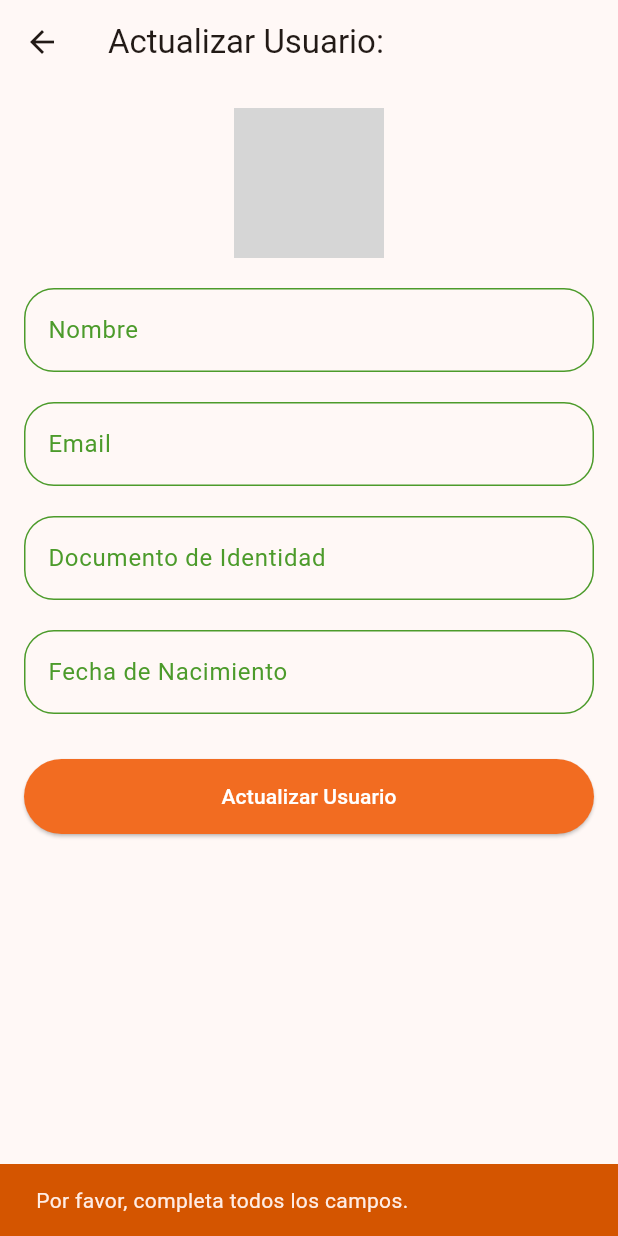
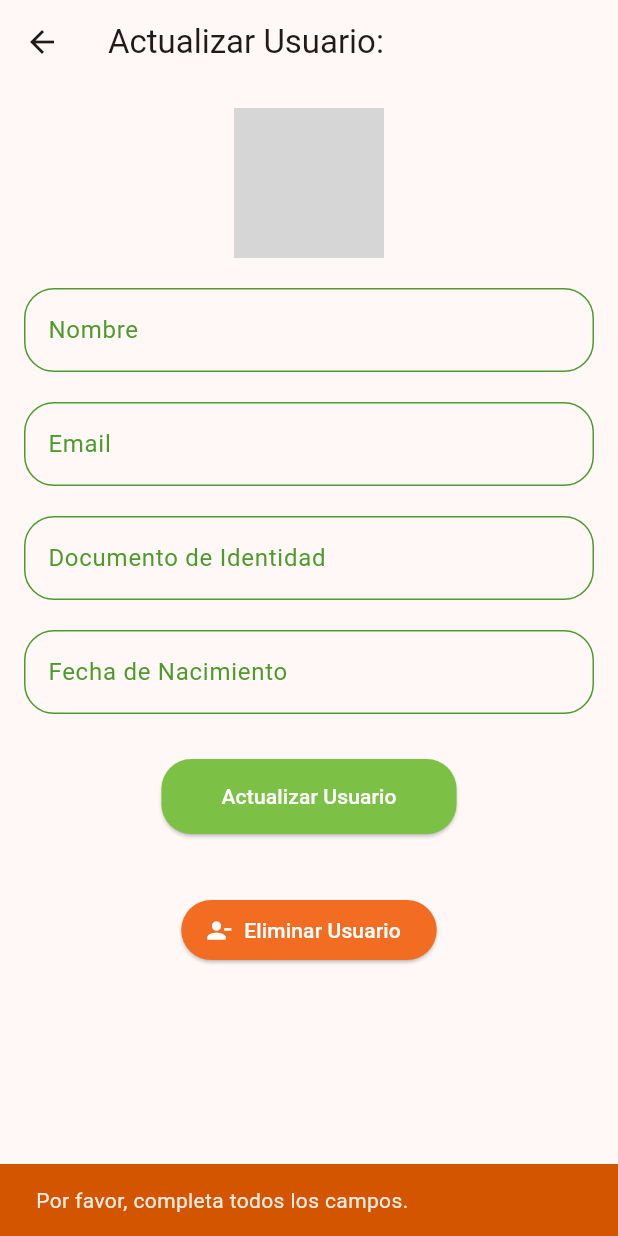
Before and after one commit to CarlosDB17/gym_db, a Flutter app: the ListadoUsuariosActualizarScreen screen opened directly, after a tap on "Actualizar Usuario", on a phone screen of 412 x 824 dp. Run offline on Flutter 3.47's test engine with Material 3 defaults, Android fonts, the phone set to English and light mode, and no system bars; our stand-ins replace firebase_auth, firebase_core, flutter_dotenv, google_sign_in, image_picker, shared_preferences; accounts and stored records are empty; network calls fail; grey boxes are pictures that could not be loaded.

Commit message:
Refactorizar ListadoUsuariosActualizarScreen para mejorar la gestión de estado, agregar botones personalizados y optimizar la eliminación de fotos y usuarios, mejorando la experiencia del usuario.

```diff
--- a/lib/screens/menu/listado_usuarios_actualizar_screen.dart
+++ b/lib/screens/menu/listado_usuarios_actualizar_screen.dart
@@ -5,6 +5,8 @@ import '../../models/usuario.dart';
 import '../../services/usuario_service.dart';
 import '../../theme/app_colors.dart';
 import '../../widgets/campo_texto_personalizado.dart';
+import '../../widgets/boton_verde_personalizado.dart';
+import '../../widgets/boton_naranja_personalizado.dart';
 
 class ListadoUsuariosActualizarScreen extends StatefulWidget {
   const ListadoUsuariosActualizarScreen({super.key});
@@ -24,6 +26,8 @@ class _ListadoUsuariosActualizarScreenState
   final TextEditingController _fechaNacimientoController =
       TextEditingController();
   File? _nuevaFoto;
+  bool _estaCargando = false;
+  bool _tieneFoto = false;
 
   Usuario? _usuario;
 
@@ -35,13 +39,16 @@ class _ListadoUsuariosActualizarScreenState
       _emailController.text = _usuario!.email;
       _documentoIdentidadController.text = _usuario!.documentoIdentidad;
       _fechaNacimientoController.text = _usuario!.fechaNacimiento;
+      _tieneFoto = _usuario!.foto != null;
     }
 
     return Scaffold(
       appBar: AppBar(
         title: Text('Actualizar Usuario: ${_usuario!.nombre}'),
       ),
-      body: SingleChildScrollView(
+      body: Stack(
+        children: [
+          SingleChildScrollView(
             padding: const EdgeInsets.all(16.0),
             child: Column(
               crossAxisAlignment: CrossAxisAlignment.start,
@@ -49,13 +56,33 @@ class _ListadoUsuariosActualizarScreenState
                 GestureDetector(
                   onTap: _seleccionarFoto,
                   child: Center(
-                child: CircleAvatar(
+                    child: Stack(
+                      children: [
+                        CircleAvatar(
                           radius: 50,
                           backgroundImage: _nuevaFoto != null
                               ? FileImage(_nuevaFoto!)
                               : (_usuario!.foto != null
                                   ? NetworkImage(_usuario!.foto!) as ImageProvider
                                   : const AssetImage('assets/images/default_avatar.png')),
+                        ),
+                        Positioned(
+                          bottom: 0,
+                          right: 0,
+                          child: Container(
+                            padding: const EdgeInsets.all(4),
+                            decoration: const BoxDecoration(
+                              color: AppColors.verdeOscuro,
+                              shape: BoxShape.circle,
+                            ),
+                            child: const Icon(
+                              Icons.camera_alt,
+                              color: Colors.white,
+                              size: 20,
+                            ),
+                          ),
+                        ),
+                      ],
                     ),
                   ),
                 ),
@@ -86,29 +113,58 @@ class _ListadoUsuariosActualizarScreenState
                       lastDate: DateTime.now(),
                     );
                     if (fechaSeleccionada != null) {
+                      setState(() {
                         _fechaNacimientoController.text =
-                      fechaSeleccionada.toIso8601String().split('T').first;
+                          '${fechaSeleccionada.day}/${fechaSeleccionada.month}/${fechaSeleccionada.year}';
+                      });
                     }
                   },
                   soloLectura: true,
                 ),
                 const SizedBox(height: 30),
-            ElevatedButton(
+                Center(
+                  child: BotonVerdePersonalizado(
                     onPressed: _actualizarUsuario,
-              style: ElevatedButton.styleFrom(
-                backgroundColor: AppColors.naranjaBrillante,
-                foregroundColor: AppColors.blanco,
-                padding: const EdgeInsets.symmetric(vertical: 15),
+                    texto: 'Actualizar Usuario',
+                    isLoading: _estaCargando,
+                    padding: const EdgeInsets.symmetric(vertical: 15, horizontal: 40),
                   ),
-              child: const Center(child: Text('Actualizar Usuario')),
+                ),
+                const SizedBox(height: 20),
+                if (_tieneFoto || _nuevaFoto != null)
+                  Center(
+                    child: BotonNaranjaPersonalizado(
+                      onPressed: _eliminarFoto,
+                      texto: 'Eliminar Foto',
+                      icono: Icons.delete_forever,
+                    ),
+                  ),
+                const SizedBox(height: 20),
+                Center(
+                  child: BotonNaranjaPersonalizado(
+                    onPressed: _mostrarDialogoConfirmacion,
+                    texto: 'Eliminar Usuario',
+                    icono: Icons.person_remove,
+                  ),
                 ),
               ],
             ),
+          ),
+          if (_estaCargando)
+            Container(
+              color: Colors.black.withOpacity(0.3),
+              child: const Center(
+                child: CircularProgressIndicator(),
+              ),
+            ),
+        ],
       ),
     );
   }
 
   Future<void> _actualizarUsuario() async {
+    setState(() => _estaCargando = true);
+
     try {
       final String nuevoNombre = _nombreController.text.trim();
       final String nuevoEmail = _emailController.text.trim();
@@ -134,11 +190,21 @@ class _ListadoUsuariosActualizarScreenState
         }
       }
 
+      // Convertir formato de fecha según lo esperado por la API
+      // Asumiendo que el formato actual es dd/mm/yyyy y necesitamos yyyy-mm-dd
+      String fechaFormateada = nuevaFechaNacimiento;
+      if (nuevaFechaNacimiento.contains('/')) {
+        final fechaParts = nuevaFechaNacimiento.split('/');
+        if (fechaParts.length == 3) {
+          fechaFormateada = '${fechaParts[2]}-${fechaParts[1].padLeft(2, '0')}-${fechaParts[0].padLeft(2, '0')}';
+        }
+      }
+
       final actualizado = await _usuarioService.actualizarUsuarioParcial(
         _usuario!.documentoIdentidad,
         nombre: nuevoNombre,
         email: nuevoEmail,
-        fechaNacimiento: nuevaFechaNacimiento,
+        fechaNacimiento: fechaFormateada,
         foto: _nuevaFoto != null
             ? await _usuarioService.subirFoto(
                 _usuario!.documentoIdentidad, _nuevaFoto!)
@@ -147,12 +213,108 @@ class _ListadoUsuariosActualizarScreenState
 
       if (!mounted) return;
       ScaffoldMessenger.of(context).showSnackBar(
-        const SnackBar(content: Text('Usuario actualizado correctamente.')),
+        const SnackBar(
+          content: Text('Usuario actualizado correctamente.'),
+          backgroundColor: AppColors.verdeVibrante,
+        ),
       );
 
       Navigator.pop(context, actualizado);
     } catch (e) {
       _mostrarMensajeError('Error al actualizar el usuario: $e');
+    } finally {
+      if (mounted) {
+        setState(() => _estaCargando = false);
+      }
+    }
+  }
+
+  Future<void> _eliminarFoto() async {
+    setState(() => _estaCargando = true);
+
+    try {
+      if (_nuevaFoto != null) {
+        // Solo eliminar la nueva foto seleccionada sin llamar a la API
+        setState(() {
+          _nuevaFoto = null;
+        });
+      } else if (_usuario!.foto != null) {
+        // Eliminar foto del servidor
+        await _usuarioService.eliminarFotoUsuario(_usuario!.documentoIdentidad);
+        setState(() {
+          _usuario = Usuario(
+            nombre: _usuario!.nombre,
+            email: _usuario!.email,
+            documentoIdentidad: _usuario!.documentoIdentidad,
+            fechaNacimiento: _usuario!.fechaNacimiento,
+            foto: null,
+          );
+          _tieneFoto = false;
+        });
+      }
+
+      if (!mounted) return;
+      ScaffoldMessenger.of(context).showSnackBar(
+        const SnackBar(
+          content: Text('Foto eliminada correctamente.'),
+          backgroundColor: AppColors.verdeVibrante,
+        ),
+      );
+    } catch (e) {
+      _mostrarMensajeError('Error al eliminar la foto: $e');
+    } finally {
+      if (mounted) {
+        setState(() => _estaCargando = false);
+      }
+    }
+  }
+
+  void _mostrarDialogoConfirmacion() {
+    showDialog(
+      context: context,
+      builder: (context) => AlertDialog(
+        title: const Text('Confirmar eliminación'),
+        content: Text('¿Estás seguro de que quieres eliminar a ${_usuario!.nombre}? Esta acción no se puede deshacer.'),
+        actions: [
+          TextButton(
+            onPressed: () => Navigator.pop(context),
+            child: const Text('Cancelar'),
+          ),
+          BotonNaranjaPersonalizado(
+            onPressed: () {
+              Navigator.pop(context);
+              _eliminarUsuario();
+            },
+            texto: 'Eliminar',
+            icono: Icons.delete,
+          ),
+        ],
+      ),
+    );
+  }
+
+  Future<void> _eliminarUsuario() async {
+    setState(() => _estaCargando = true);
+
+    try {
+      await _usuarioService.eliminarUsuario(_usuario!.documentoIdentidad);
+
+      if (!mounted) return;
+      ScaffoldMessenger.of(context).showSnackBar(
+        const SnackBar(
+          content: Text('Usuario eliminado correctamente.'),
+          backgroundColor: AppColors.verdeVibrante,
+        ),
+      );
+
+      // Volver a la pantalla anterior y actualizar la lista
+      Navigator.pop(context, true);
+    } catch (e) {
+      _mostrarMensajeError('Error al eliminar el usuario: $e');
+    } finally {
+      if (mounted) {
+        setState(() => _estaCargando = false);
+      }
     }
   }
 
@@ -167,6 +329,7 @@ class _ListadoUsuariosActualizarScreenState
   }
 
   void _mostrarMensajeError(String mensaje) {
+    if (!mounted) return;
     ScaffoldMessenger.of(context).showSnackBar(
       SnackBar(
         content: Text(mensaje),
```
Lines whose indentation alone changed are shown as unchanged.
